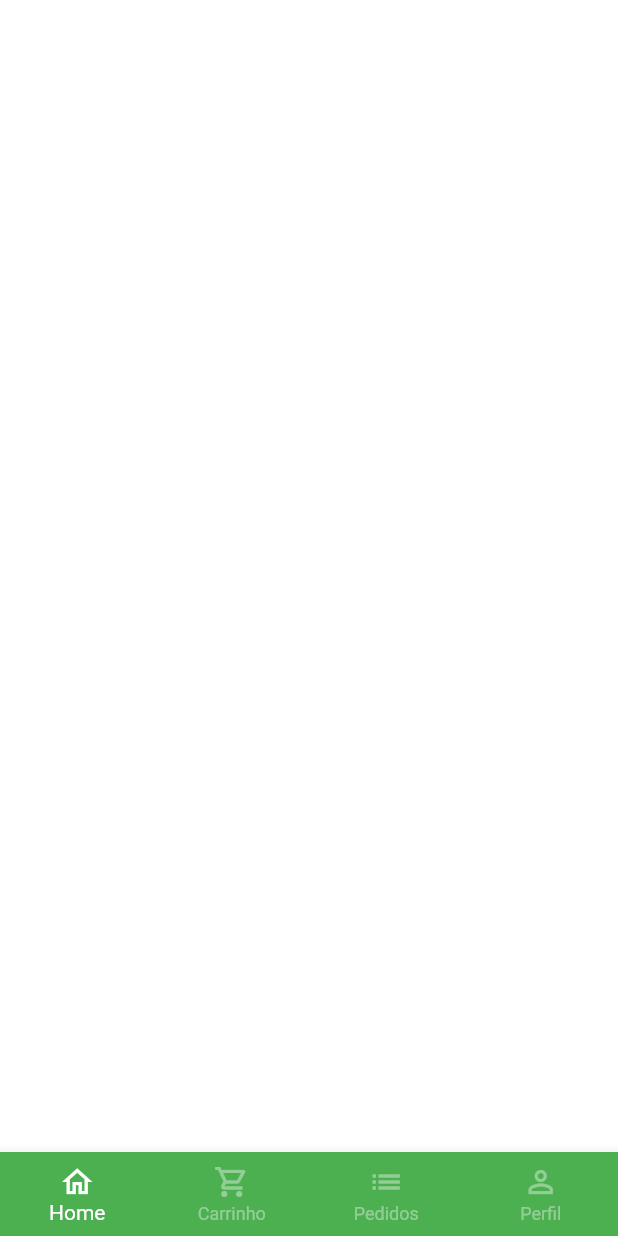
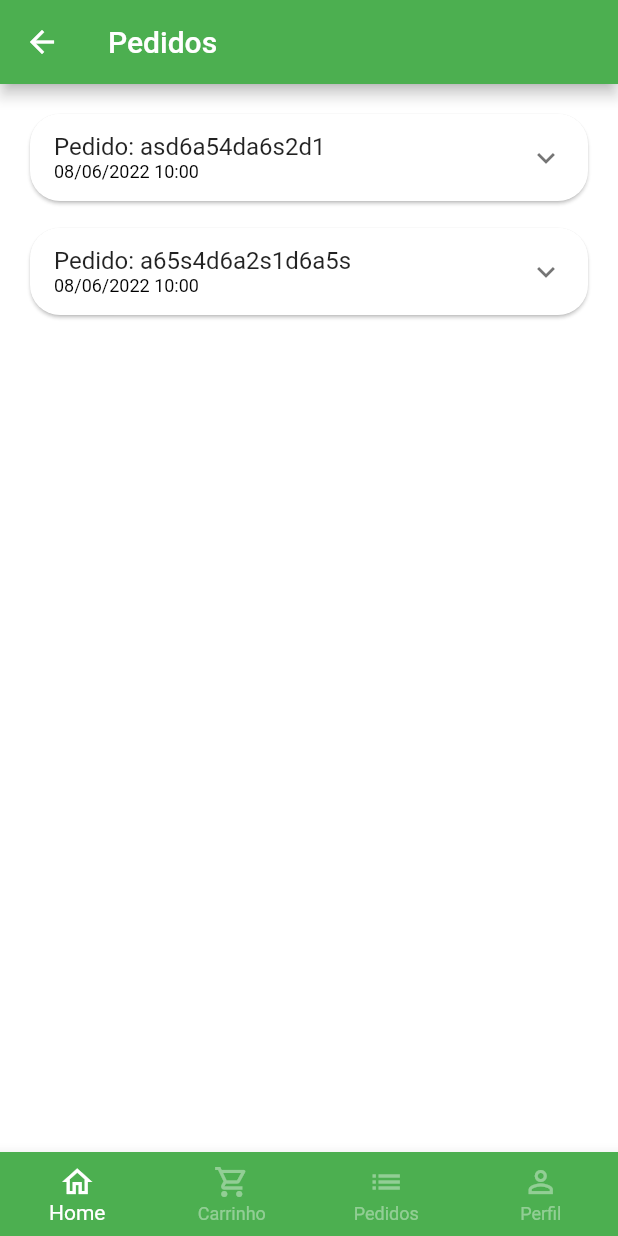
Before and after one commit to espartalocs/LojaVirtualFlutter, a Flutter app: the BaseScreen screen opened directly, swiped to page 3, on a phone screen of 412 x 824 dp. Run offline on Flutter 3.47's test engine with Material 2 defaults, Android fonts, the light colour scheme and no system bars; our stand-ins replace animated_text_kit, badges, mask_text_input_formatter.

Commit message:
Iniciando tela de pedidos

```diff
--- a/lib/src/configs/app_data.dart
+++ b/lib/src/configs/app_data.dart
@@ -1,5 +1,6 @@
 import 'package:loja_virtual/src/models/cart_item_model.dart';
 import 'package:loja_virtual/src/models/item_model.dart';
+import 'package:loja_virtual/src/models/order_model.dart';
 import 'package:loja_virtual/src/models/user_model.dart';
 
 ItemModel apple = ItemModel(
@@ -86,3 +87,49 @@ UserModel user = UserModel(
     celular: '60 9999-999',
     cpf: '999.999.999-99',
     senha: '123453');
+
+List<OrderModel> orders = [
+  // Pedido 01
+  OrderModel(
+    copyAndPaste: 'q1w2e3r4t5y6',
+    createdDateTime: DateTime.parse(
+      '2022-06-08 10:00:10.458',
+    ),
+    overdueDateTime: DateTime.parse(
+      '2022-06-08 11:00:10.458',
+    ),
+    id: 'asd6a54da6s2d1',
+    status: 'pending_payment',
+    total: 11.0,
+    items: [
+      CartItemModel(
+        item: apple,
+        quantity: 2,
+      ),
+      CartItemModel(
+        item: mango,
+        quantity: 2,
+      ),
+    ],
+  ),
+
+  // Pedido 02
+  OrderModel(
+    copyAndPaste: 'q1w2e3r4t5y6',
+    createdDateTime: DateTime.parse(
+      '2022-06-08 10:00:10.458',
+    ),
+    overdueDateTime: DateTime.parse(
+      '2022-06-08 11:00:10.458',
+    ),
+    id: 'a65s4d6a2s1d6a5s',
+    status: 'delivered',
+    total: 11.5,
+    items: [
+      CartItemModel(
+        item: guava,
+        quantity: 1,
+      ),
+    ],
+  ),
+];
--- /dev/null
+++ b/lib/src/models/order_model.dart
@@ -0,0 +1,21 @@
+import 'package:loja_virtual/src/models/cart_item_model.dart';
+import 'package:loja_virtual/src/models/item_model.dart';
+
+class OrderModel {
+  String id;
+  DateTime createdDateTime;
+  DateTime overdueDateTime;
+  List<CartItemModel> items;
+  String status;
+  String copyAndPaste;
+  double total;
+
+  OrderModel(
+      {required this.id,
+      required this.createdDateTime,
+      required this.overdueDateTime,
+      required this.items,
+      required this.status,
+      required this.copyAndPaste,
+      required this.total});
+}
--- a/lib/src/pages/base/base_screen.dart
+++ b/lib/src/pages/base/base_screen.dart
@@ -1,6 +1,7 @@
 import 'package:flutter/material.dart';
 import 'package:loja_virtual/src/pages/cart/cart_tab.dart';
 import 'package:loja_virtual/src/pages/home/home_tab.dart';
+import 'package:loja_virtual/src/pages/orders/orders_tab.dart';
 import 'package:loja_virtual/src/pages/profile/profile_tab.dart';
 
 class BaseScreen extends StatefulWidget {
@@ -18,11 +19,11 @@ class _BaseScreenState extends State<BaseScreen> {
     return Scaffold(
       body: PageView(
         controller: pageController,
-        children: [
-          const HomeTab(),
-          const CartTab(),
-          Container(),
-          const ProfileTab(),
+        children: const [
+          HomeTab(),
+          CartTab(),
+          OrderTab(),
+          ProfileTab(),
         ],
       ),
       bottomNavigationBar: BottomNavigationBar(
--- /dev/null
+++ b/lib/src/pages/orders/components/order_tile.dart
@@ -0,0 +1,36 @@
+import 'package:flutter/material.dart';
+import 'package:loja_virtual/src/models/order_model.dart';
+import 'package:loja_virtual/src/service/utils_services.dart';
+
+class OrderTile extends StatelessWidget {
+  final OrderModel order;
+  OrderTile({Key? key, required this.order}) : super(key: key);
+
+  final UtilsServices utilsServices = UtilsServices();
+
+  @override
+  Widget build(BuildContext context) {
+    return Card(
+      shape: RoundedRectangleBorder(
+        borderRadius: BorderRadius.circular(20),
+      ),
+      child: Theme(
+        data: Theme.of(context).copyWith(dividerColor: Colors.transparent),
+        child: ExpansionTile(
+          title: Column(
+            crossAxisAlignment: CrossAxisAlignment.start,
+            mainAxisSize: MainAxisSize.min,
+            children: [
+              Text('Pedido: ${order.id}'),
+              Text(
+                utilsServices.formatDateTime(order.createdDateTime),
+                style: const TextStyle(fontSize: 12, color: Colors.black),
+              ),
+            ],
+          ),
+          children: [],
+        ),
+      ),
+    );
+  }
+}
--- /dev/null
+++ b/lib/src/pages/orders/orders_tab.dart
@@ -0,0 +1,26 @@
+import 'package:flutter/material.dart';
+import 'package:loja_virtual/src/configs/app_data.dart' as appData;
+import 'package:loja_virtual/src/pages/orders/components/order_tile.dart';
+
+class OrderTab extends StatelessWidget {
+  const OrderTab({Key? key}) : super(key: key);
+
+  @override
+  Widget build(BuildContext context) {
+    return Scaffold(
+      appBar: AppBar(
+        title: const Text('Pedidos'),
+      ),
+      body: ListView.separated(
+          padding: const EdgeInsets.all(16),
+          physics: const BouncingScrollPhysics(),
+          itemBuilder: (_, index) {
+            return OrderTile(order: appData.orders[index]);
+          },
+          separatorBuilder: (_, index) => const SizedBox(
+                height: 10,
+              ),
+          itemCount: appData.orders.length),
+    );
+  }
+}
--- a/lib/src/service/utils_services.dart
+++ b/lib/src/service/utils_services.dart
@@ -1,8 +1,17 @@
 import 'package:intl/intl.dart';
+import 'package:intl/date_symbol_data_local.dart';
 
 class UtilsServices {
   String priceToCurrency(double price) {
     NumberFormat numberFormat = NumberFormat.simpleCurrency(locale: 'pt_BR');
     return numberFormat.format(price);
   }
+
+  String formatDateTime(DateTime dateTime) {
+    initializeDateFormatting();
+
+    DateFormat dateFormat = DateFormat.yMd('pt_BR').add_Hm();
+
+    return dateFormat.format(dateTime);
+  }
 }
```
